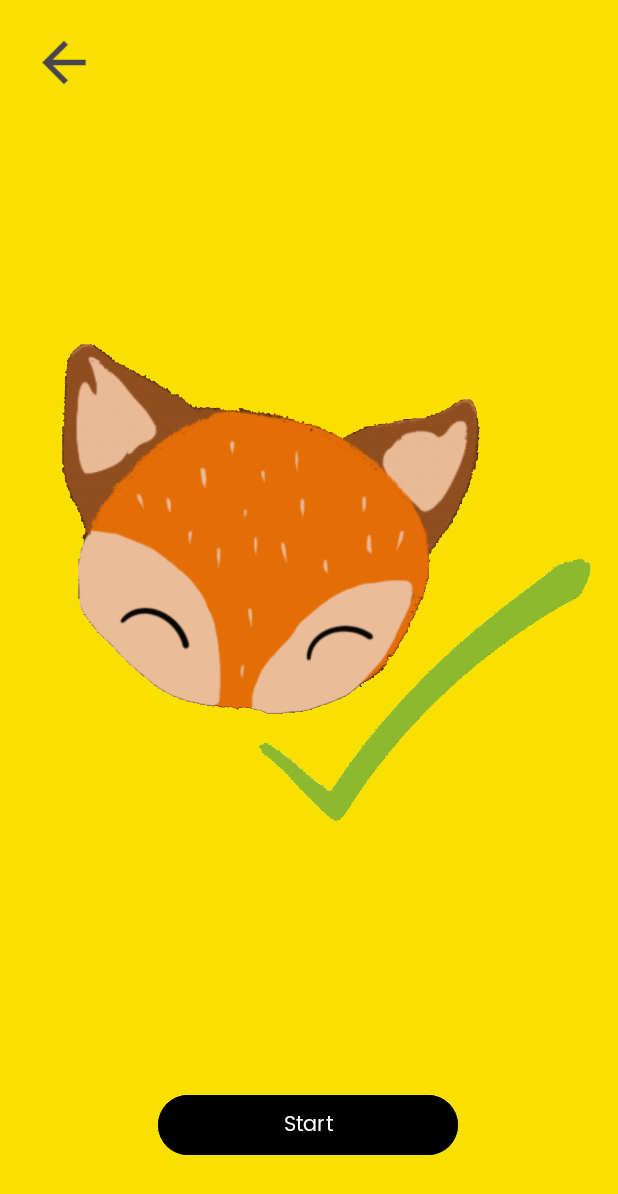
After one commit to shan-liory/EduApp, an Android app: the layout activity_tutorial.xml on its own in the app's theme, with its tools: preview values and no code run, on a phone screen of 412 x 824 dp. The commit adds this screen. Shown: the top 1194 px of the screen. Run offline under Robolectric (Android 15) with nearby library versions, the phone set to English and light mode, and no system bars; Roboto replaces fonts that are not available here.

Commit message:
Added tutorial: Abstraction L1 added, pushing for SW to test

```diff
--- a/app/src/main/java/com/example/eduapp/MainActivity.java
+++ b/app/src/main/java/com/example/eduapp/MainActivity.java
@@ -170,7 +170,7 @@ public class MainActivity extends AppCompatActivity implements OnSettingsChanged
         }
     }
     public void selectLesson(View v) {
-        Intent i = new Intent(this, QuestionActivity.class);
+        Intent i = new Intent(this, TutorialActivity.class);
 
         switch (v.getId()) {
             case R.id.AbsL1_btn:
--- /dev/null
+++ b/app/src/main/res/layout/activity_tutorial.xml
@@ -0,0 +1,67 @@
+<?xml version="1.0" encoding="utf-8"?>
+<androidx.constraintlayout.widget.ConstraintLayout
+    xmlns:android="http://schemas.android.com/apk/res/android"
+    xmlns:app="http://schemas.android.com/apk/res-auto"
+    xmlns:tools="http://schemas.android.com/tools"
+    android:layout_width="match_parent"
+    android:layout_height="match_parent"
+    android:background="#F9E000"><![CDATA[
+
+
+        android:layout_width="match_parent"
+        android:layout_height="match_parent">
+
+
+
+
+
+
+
+
+
+
+
+        ]]>
+
+        <pl.droidsonroids.gif.GifImageView
+            android:id="@+id/gifImageView3"
+            android:layout_width="match_parent"
+            android:layout_height="540dp"
+            android:layout_marginTop="5dp"
+            android:layout_marginBottom="26dp"
+            android:layout_weight="4"
+            android:adjustViewBounds="true"
+            android:src="@drawable/rewards"
+            app:layout_constraintBottom_toTopOf="@+id/startBtn2"
+            app:layout_constraintEnd_toEndOf="parent"
+            app:layout_constraintStart_toStartOf="parent"
+            app:layout_constraintTop_toBottomOf="@+id/register_back_btn" />
+
+        <Button
+            android:id="@+id/startBtn2"
+            android:layout_width="200dp"
+            android:layout_height="wrap_content"
+            android:layout_centerInParent="true"
+            android:layout_marginBottom="50dp"
+            android:backgroundTint="@color/black"
+            android:onClick="onStartClick"
+            android:text="Start"
+            app:layout_constraintBottom_toBottomOf="parent"
+            app:layout_constraintEnd_toEndOf="parent"
+            app:layout_constraintHorizontal_bias="0.497"
+            app:layout_constraintStart_toStartOf="parent" />
+
+        <ImageView
+            android:id="@+id/register_back_btn"
+            android:layout_width="45dp"
+            android:layout_height="43dp"
+            android:layout_marginStart="20dp"
+            android:layout_marginTop="20dp"
+            android:onClick="goToHome"
+            app:layout_constraintStart_toStartOf="parent"
+            app:layout_constraintTop_toTopOf="parent"
+            app:srcCompat="@drawable/ic_baseline_arrow_back_24"
+            tools:ignore="VectorDrawableCompat" />
+
+
+</androidx.constraintlayout.widget.ConstraintLayout>
```
Also changed, not shown: app/src/main/AndroidManifest.xml (+10 -6 lines), app/src/main/java/com/example/eduapp/TutorialActivity.java (added, +48 -0 lines), 1 other file.
